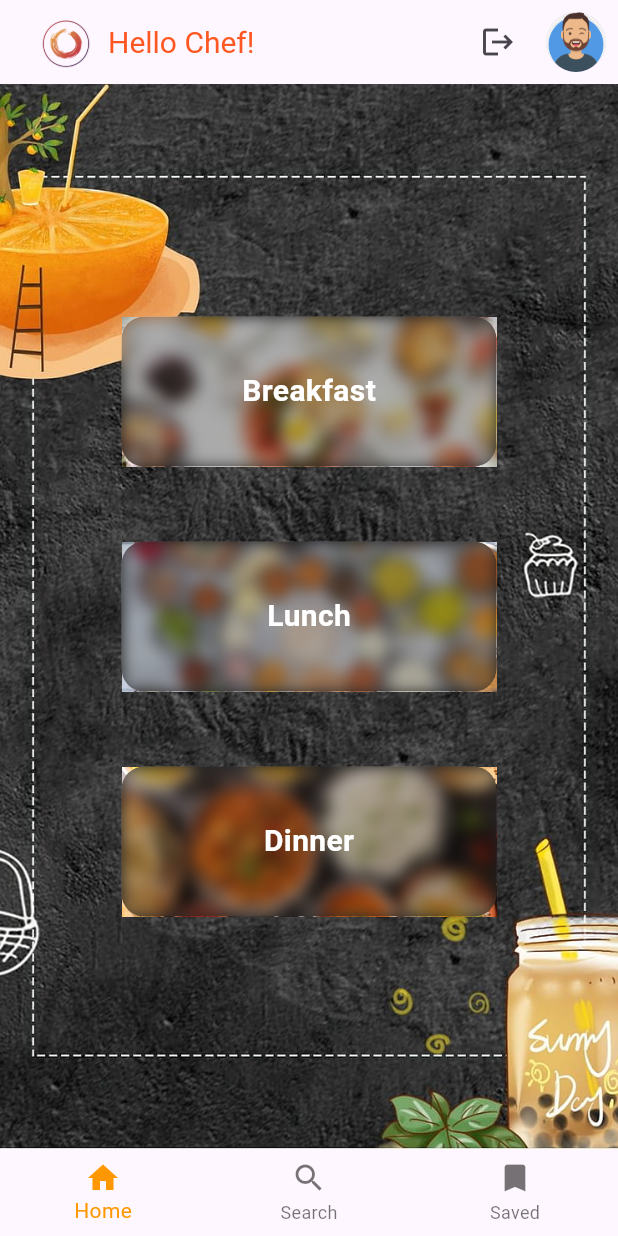
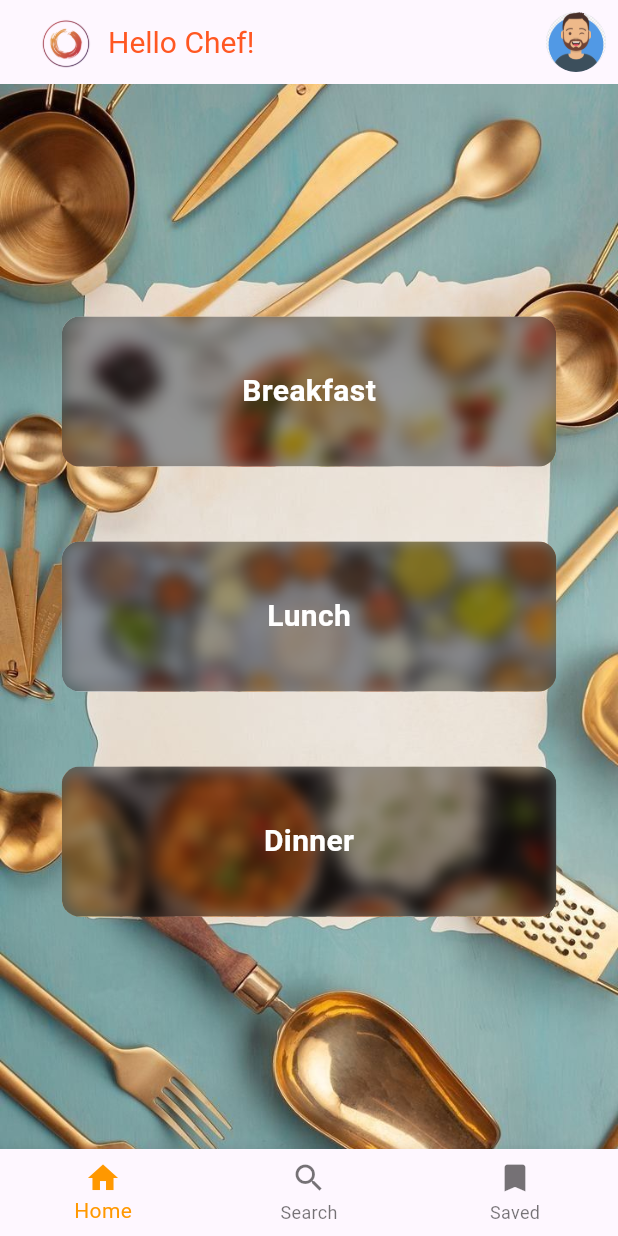
Before and after one commit to tiirth22/FlavorSphere, a Flutter app: the screen it shows once a user with an empty profile is signed in, on a phone screen of 412 x 824 dp. Run offline on Flutter 3.47's test engine with Material 3 defaults, Android fonts, the phone set to English and light mode, and no system bars; our stand-ins replace cloud_firestore, firebase_auth, firebase_core, permission_handler, shared_preferences, speech_to_text; accounts and stored records are empty.

Commit message:
Update home_page.dart

```diff
--- a/lib/home_page.dart
+++ b/lib/home_page.dart
@@ -1,10 +1,6 @@
-import 'dart:ui'; // Import this for ImageFilter
+import 'dart:ui';
 import 'package:flutter/material.dart';
-import 'package:firebase_auth/firebase_auth.dart'; // Import Firebase Auth
-import 'api_service.dart'; // Import API Service for recipe search
-import 'search_page.dart'; // Importing SearchPage for recipe search
-import 'user_profile_page.dart'; // Import UserProfilePage
-import 'saved_page.dart' as SavedPageModule; // Import SavedPage with an alias to avoid conflict
+import 'user_profile_page.dart'; // Import the User Profile Page
 
 class HomePage extends StatefulWidget {
   @override
@@ -13,7 +9,6 @@ class HomePage extends StatefulWidget {
 
 class _HomePageState extends State<HomePage> with SingleTickerProviderStateMixin {
   int _selectedIndex = 0;
-  final ApiService apiService = ApiService(); // Initialize ApiService for search
 
   late AnimationController _animationController;
   late Animation<double> _fadeAnimation;
@@ -55,9 +50,9 @@ class _HomePageState extends State<HomePage> with SingleTickerProviderStateMixin
   }
 
   static List<Widget> _widgetOptions = <Widget>[
-    HomeContent(),  // Home content (Home page body)
-    SearchPage(),   // Search page for searching recipes
-    SavedPageModule.SavedPage(),    // Use the aliased SavedPage from saved_page.dart
+    HomeContent(), // Home content (current HomePage content)
+    SearchPage(),  // Search page
+    SavedPage(),   // Saved page
   ];
 
   void _onItemTapped(int index) {
@@ -94,31 +89,24 @@ class _HomePageState extends State<HomePage> with SingleTickerProviderStateMixin
           ],
         ),
         actions: [
-          IconButton(
-            icon: Icon(Icons.logout),
-            onPressed: () async {
-              await FirebaseAuth.instance.signOut(); // Sign out the user
-              Navigator.pushReplacementNamed(context, '/welcome'); // Redirect to login/signup screen
-            },
-          ),
           Padding(
             padding: const EdgeInsets.all(8.0),
             child: GestureDetector(
               onTap: () {
-                // Navigate to UserProfilePage
+                // Navigate to the UserProfilePage when the user icon is tapped
                 Navigator.push(
                   context,
                   MaterialPageRoute(builder: (context) => UserProfilePage()),
                 );
               },
               child: CircleAvatar(
-                backgroundImage: AssetImage('assets/images/user.png'), // User profile image
+                backgroundImage: AssetImage('assets/images/user.png'), // User image on the top right
               ),
             ),
           ),
         ],
       ),
-      body: _widgetOptions.elementAt(_selectedIndex), // Display selected page
+      body: _widgetOptions.elementAt(_selectedIndex), // Display the selected page
       bottomNavigationBar: BottomNavigationBar(
         items: const <BottomNavigationBarItem>[
           BottomNavigationBarItem(
@@ -150,7 +138,7 @@ class HomeContent extends StatelessWidget {
         // Background image
         Positioned.fill(
           child: Image.asset(
-            'assets/images/background6.jpg',
+            'assets/images/background.jpg',
             fit: BoxFit.cover,
           ),
         ),
@@ -159,45 +147,30 @@ class HomeContent extends StatelessWidget {
           child: Column(
             mainAxisAlignment: MainAxisAlignment.center,
             children: [
+              // Breakfast button with blurred image
               BlurredButton(
                 imagePath: 'assets/images/breakfast.jpeg',
                 label: 'Breakfast',
                 onTap: () {
-                  // Navigate to SearchPage with meal type Breakfast
-                  Navigator.push(
-                    context,
-                    MaterialPageRoute(
-                      builder: (context) => SearchPage(), // Pass mealType if necessary
-                    ),
-                  );
+                  // Handle Breakfast button tap
                 },
               ),
-              SizedBox(height: 50), // Adjust spacing as needed
+              SizedBox(height: 50),
+              // Lunch button with blurred image
               BlurredButton(
                 imagePath: 'assets/images/lunch.jpeg',
                 label: 'Lunch',
                 onTap: () {
-                  // Navigate to SearchPage with meal type Lunch
-                  Navigator.push(
-                    context,
-                    MaterialPageRoute(
-                      builder: (context) => SearchPage(), // Pass mealType if necessary
-                    ),
-                  );
+                  // Handle Lunch button tap
                 },
               ),
-              SizedBox(height: 50), // Adjust spacing as needed
+              SizedBox(height: 50),
+              // Dinner button with blurred image
               BlurredButton(
                 imagePath: 'assets/images/dinner.jpg',
                 label: 'Dinner',
                 onTap: () {
-                  // Navigate to SearchPage with meal type Dinner
-                  Navigator.push(
-                    context,
-                    MaterialPageRoute(
-                      builder: (context) => SearchPage(), // Pass mealType if necessary
-                    ),
-                  );
+                  // Handle Dinner button tap
                 },
               ),
             ],
@@ -213,7 +186,7 @@ class BlurredButton extends StatelessWidget {
   final String label;
   final VoidCallback onTap;
 
-  BlurredButton({
+  const BlurredButton({
     required this.imagePath,
     required this.label,
     required this.onTap,
@@ -226,30 +199,30 @@ class BlurredButton extends StatelessWidget {
       child: Stack(
         alignment: Alignment.center,
         children: [
-          // Background image with updated size
-          Image.asset(
-            imagePath,
-            width: 250, // Set width to 250
-            height: 100, // Set height to 100
-            fit: BoxFit.cover,
+          // Blurred image background
+          ClipRRect(
+            borderRadius: BorderRadius.circular(12.0),
+            child: Image.asset(
+              imagePath,
+              width: MediaQuery.of(context).size.width * 0.8, // Adjust width to fit the screen
+              height: 100,
+              fit: BoxFit.cover,
+            ),
           ),
-          // Blurred effect
+          // Blurred overlay with 40% blur effect
           ClipRRect(
-            borderRadius: BorderRadius.circular(15.0),
+            borderRadius: BorderRadius.circular(12.0),
             child: BackdropFilter(
-              filter: ImageFilter.blur(sigmaX: 5, sigmaY: 5),
+              filter: ImageFilter.blur(sigmaX: 5.0, sigmaY: 5.0),
               child: Container(
-                width: 250, // Match width to 250
-                height: 100, // Match height to 100
-                decoration: BoxDecoration(
-                  color: Colors.black.withOpacity(0.3),
-                  borderRadius: BorderRadius.circular(15),
-                ),
+                width: MediaQuery.of(context).size.width * 0.8, // Adjust width to fit the screen
+                height: 100,
+                color: Colors.black.withOpacity(0.4), // 40% blur effect
                 alignment: Alignment.center,
                 child: Text(
                   label,
                   style: TextStyle(
-                    fontSize: 20, // Adjusted font size for better fit
+                    fontSize: 20,
                     color: Colors.white,
                     fontWeight: FontWeight.bold,
                   ),
@@ -262,3 +235,80 @@ class BlurredButton extends StatelessWidget {
     );
   }
 }
+
+// Search page implementation
+class SearchPage extends StatelessWidget {
+  @override
+  Widget build(BuildContext context) {
+    return Scaffold(
+      body: Padding(
+        padding: const EdgeInsets.all(20.0),
+        child: Column(
+          children: [
+            TextField(
+              decoration: InputDecoration(
+                labelText: 'Search Recipes',
+                border: OutlineInputBorder(),
+                suffixIcon: Icon(Icons.search),
+              ),
+            ),
+            SizedBox(height: 20),
+            Expanded(
+              child: ListView(
+                children: [
+                  ListTile(
+                    leading: Icon(Icons.food_bank),
+                    title: Text('Recipe 1'),
+                    subtitle: Text('Delicious recipe description...'),
+                  ),
+                  ListTile(
+                    leading: Icon(Icons.food_bank),
+                    title: Text('Recipe 2'),
+                    subtitle: Text('Tasty recipe description...'),
+                  ),
+                ],
+              ),
+            ),
+          ],
+        ),
+      ),
+    );
+  }
+}
+
+// Saved page implementation
+class SavedPage extends StatelessWidget {
+  @override
+  Widget build(BuildContext context) {
+    return Scaffold(
+      body: Padding(
+        padding: const EdgeInsets.all(20.0),
+        child: Column(
+          children: [
+            Text(
+              'Saved Recipes',
+              style: TextStyle(fontSize: 24, fontWeight: FontWeight.bold),
+            ),
+            SizedBox(height: 20),
+            Expanded(
+              child: ListView(
+                children: [
+                  ListTile(
+                    leading: Icon(Icons.bookmark),
+                    title: Text('Saved Recipe 1'),
+                    subtitle: Text('Saved recipe description...'),
+                  ),
+                  ListTile(
+                    leading: Icon(Icons.bookmark),
+                    title: Text('Saved Recipe 2'),
+                    subtitle: Text('Favorite recipe description...'),
+                  ),
+                ],
+              ),
+            ),
+          ],
+        ),
+      ),
+    );
+  }
+}
```
